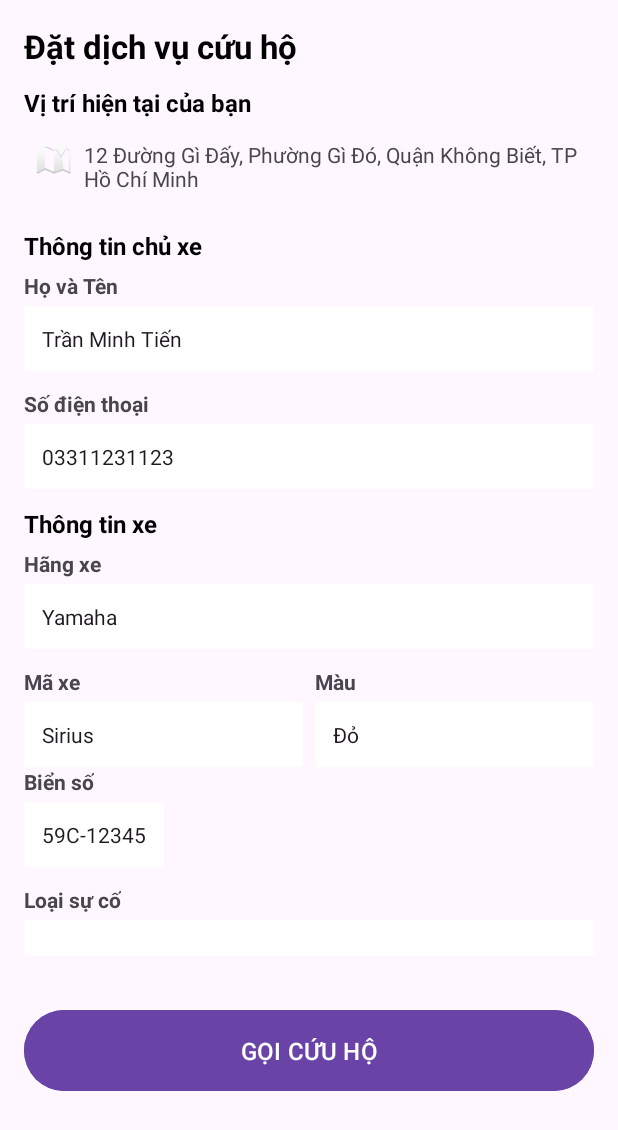
After one commit to danh0999/rescue360, an Android app: the layout activity_service_order.xml on its own in the app's theme, with its tools: preview values and no code run, on a phone screen of 412 x 824 dp. The commit adds this screen. Shown: the top 1130 px of the screen. Run offline under Robolectric (Android 15) with nearby library versions, the phone set to English and light mode, and no system bars.

Commit message:
service_order

```diff
--- a/app/src/main/java/com/example/prm392_project/MainActivity.java
+++ b/app/src/main/java/com/example/prm392_project/MainActivity.java
@@ -20,5 +20,11 @@ public class MainActivity extends AppCompatActivity {
             v.setPadding(systemBars.left, systemBars.top, systemBars.right, systemBars.bottom);
             return insets;
         });
+        Spinner spinner = findViewById(R.id.spinner_issue);
+        ArrayAdapter<CharSequence> adapter = ArrayAdapter.createFromResource(
+                this, R.array.issue_types, android.R.layout.simple_spinner_item);
+        adapter.setDropDownViewResource(android.R.layout.simple_spinner_dropdown_item);
+        spinner.setAdapter(adapter);
     }
+
 }
--- /dev/null
+++ b/app/src/main/res/layout/activity_service_order.xml
@@ -0,0 +1,230 @@
+<?xml version="1.0" encoding="utf-8"?>
+<ScrollView xmlns:android="http://schemas.android.com/apk/res/android"
+    android:layout_width="match_parent"
+    android:layout_height="match_parent"
+    android:fillViewport="true">
+
+    <LinearLayout
+        android:layout_width="match_parent"
+        android:layout_height="wrap_content"
+        android:orientation="vertical"
+        android:padding="16dp">
+
+
+        <!-- Tiêu đề -->
+        <TextView
+            android:layout_width="wrap_content"
+            android:layout_height="wrap_content"
+            android:text="Đặt dịch vụ cứu hộ"
+            android:textSize="22sp"
+            android:textStyle="bold"
+            android:textColor="@android:color/black"
+            android:paddingBottom="12dp" />
+
+        <!-- Vị trí hiện tại -->
+        <TextView
+            android:layout_width="wrap_content"
+            android:layout_height="wrap_content"
+            android:text="Vị trí hiện tại của bạn"
+            android:textSize="16sp"
+            android:textStyle="bold"
+            android:textColor="@android:color/black"
+            android:paddingBottom="6dp" />
+
+        <LinearLayout
+            android:layout_width="match_parent"
+            android:layout_height="wrap_content"
+            android:orientation="horizontal"
+            android:padding="8dp">
+
+            <ImageView
+                android:layout_width="24dp"
+                android:layout_height="24dp"
+                android:src="@android:drawable/ic_dialog_map" />
+
+            <TextView
+                android:layout_width="wrap_content"
+                android:layout_height="wrap_content"
+                android:text="12 Đường Gì Đấy, Phường Gì Đó, Quận Không Biết, TP Hồ Chí Minh"
+                android:textSize="14sp"
+                android:paddingStart="8dp" />
+        </LinearLayout>
+
+        <!-- Thông tin chủ xe -->
+        <TextView
+            android:layout_width="wrap_content"
+            android:layout_height="wrap_content"
+            android:text="Thông tin chủ xe"
+            android:textSize="16sp"
+            android:textStyle="bold"
+            android:textColor="@android:color/black"
+            android:paddingTop="16dp"
+            android:paddingBottom="6dp" />
+
+        <TextView
+            android:layout_width="wrap_content"
+            android:layout_height="wrap_content"
+            android:paddingBottom="4dp"
+            android:text="Họ và Tên"
+            android:textSize="14sp"
+            android:textStyle="bold" />
+
+        <EditText
+            android:layout_width="match_parent"
+            android:layout_height="wrap_content"
+            android:layout_marginBottom="12dp"
+            android:background="@android:color/white"
+            android:focusable="false"
+            android:padding="12dp"
+            android:text="Trần Minh Tiến"
+            android:textSize="14sp" />
+
+        <TextView
+            android:layout_width="wrap_content"
+            android:layout_height="wrap_content"
+            android:text="Số điện thoại"
+            android:textSize="14sp"
+            android:textStyle="bold"
+            android:paddingBottom="4dp" />
+
+        <EditText
+            android:layout_width="match_parent"
+            android:layout_height="wrap_content"
+            android:text="03311231123"
+            android:background="@android:color/white"
+            android:focusable="false"
+            android:textSize="14sp"
+            android:padding="12dp"
+            android:layout_marginBottom="12dp" />
+
+        <!-- Thông tin xe -->
+        <TextView
+            android:layout_width="wrap_content"
+            android:layout_height="wrap_content"
+            android:text="Thông tin xe"
+            android:textSize="16sp"
+            android:textStyle="bold"
+            android:textColor="@android:color/black"
+            android:paddingBottom="6dp" />
+
+        <TextView
+            android:layout_width="wrap_content"
+            android:layout_height="wrap_content"
+            android:text="Hãng xe"
+            android:textSize="14sp"
+            android:textStyle="bold"
+            android:paddingBottom="4dp" />
+
+        <EditText
+            android:layout_width="match_parent"
+            android:layout_height="wrap_content"
+            android:text="Yamaha"
+            android:textSize="14sp"
+            android:background="@android:color/white"
+            android:padding="12dp"
+            android:layout_marginBottom="12dp" />
+
+        <LinearLayout
+            android:layout_width="match_parent"
+            android:layout_height="wrap_content"
+            android:orientation="horizontal">
+
+            <LinearLayout
+                android:layout_width="0dp"
+                android:layout_weight="1"
+                android:layout_height="wrap_content"
+                android:orientation="vertical"
+                android:layout_marginEnd="8dp">
+
+                <TextView
+                    android:layout_width="wrap_content"
+                    android:layout_height="wrap_content"
+                    android:text="Mã xe"
+                    android:textSize="14sp"
+                    android:textStyle="bold"
+                    android:paddingBottom="4dp" />
+
+                <EditText
+                    android:layout_width="match_parent"
+                    android:layout_height="wrap_content"
+                    android:text="Sirius"
+                    android:textSize="14sp"
+                    android:background="@android:color/white"
+                    android:padding="12dp" />
+            </LinearLayout>
+
+            <LinearLayout
+                android:layout_width="0dp"
+                android:layout_weight="1"
+                android:layout_height="wrap_content"
+                android:orientation="vertical">
+
+                <TextView
+                    android:layout_width="wrap_content"
+                    android:layout_height="wrap_content"
+                    android:text="Màu"
+                    android:textSize="14sp"
+                    android:textStyle="bold"
+                    android:paddingBottom="4dp" />
+
+                <EditText
+                    android:layout_width="match_parent"
+                    android:layout_height="wrap_content"
+                    android:text="Đỏ"
+                    android:textSize="14sp"
+                    android:background="@android:color/white"
+                    android:padding="12dp" />
+            </LinearLayout>
+        </LinearLayout>
+
+        <TextView
+            android:layout_width="wrap_content"
+            android:layout_height="wrap_content"
+            android:text="Biển số"
+            android:textSize="14sp"
+            android:textStyle="bold"
+            android:paddingBottom="4dp" />
+
+        <EditText
+            android:layout_width="wrap_content"
+            android:layout_height="wrap_content"
+            android:layout_marginBottom="12dp"
+            android:background="@android:color/white"
+            android:padding="12dp"
+            android:text="59C-12345"
+            android:textSize="14sp" />
+
+        <!-- Loại sự cố -->
+        <TextView
+            android:layout_width="wrap_content"
+            android:layout_height="wrap_content"
+            android:text="Loại sự cố"
+            android:textSize="14sp"
+            android:textStyle="bold"
+            android:paddingBottom="4dp" />
+
+
+        <!-- Button gọi cứu hộ -->
+
+        <Spinner
+            android:id="@+id/spinner_issue"
+            android:layout_width="match_parent"
+            android:layout_height="wrap_content"
+            android:layout_marginBottom="16dp"
+            android:background="@android:color/white"
+            android:padding="12dp"
+            android:spinnerMode="dropdown" />
+
+        <Button
+            android:layout_width="match_parent"
+            android:layout_height="wrap_content"
+            android:text="GỌI CỨU HỘ"
+            android:textAllCaps="true"
+            android:textColor="@android:color/white"
+            android:backgroundTint="#6A43A7"
+            android:layout_marginTop="16dp"
+            android:padding="16dp"
+            android:textSize="16sp" />
+
+    </LinearLayout>
+</ScrollView>
--- a/app/src/main/res/values/strings.xml
+++ b/app/src/main/res/values/strings.xml
@@ -1,3 +1,11 @@
 <resources>
     <string name="app_name">PRM392_project</string>
+    <string-array name="issue_types">
+        <item>Hết xăng</item>
+        <item>Thủng lốp</item>
+        <item>Hỏng động cơ</item>
+        <item>Không nổ máy</item>
+        <item>Vấn đề khác</item>
+    </string-array>
+
 </resources>
```
